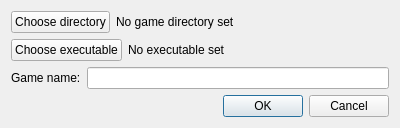
First picture: the form in addgamedialog.ui, repository FusionLauncher/FusionClient, before the edit.
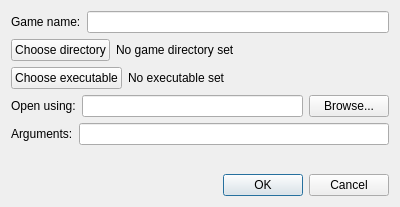
Second picture: the form after the edit.

Commit message: Added support for custom commands

The edit to the form file:
```diff
--- a/addgamedialog.ui
+++ b/addgamedialog.ui
@@ -7,7 +7,7 @@
     <x>0</x>
     <y>0</y>
     <width>400</width>
-    <height>114</height>
+    <height>207</height>
    </rect>
   </property>
   <property name="windowTitle">
@@ -15,6 +15,22 @@
   </property>
   <layout class="QVBoxLayout" name="verticalLayout">
    <item>
+    <layout class="QVBoxLayout" name="mainLayout">
+     <item>
+      <layout class="QHBoxLayout" name="gameNameBox">
+       <item>
+        <widget class="QLabel" name="gameNameLabel">
+         <property name="text">
+          <string>Game name:</string>
+         </property>
+        </widget>
+       </item>
+       <item>
+        <widget class="QLineEdit" name="gameNameEdit"/>
+       </item>
+      </layout>
+     </item>
+     <item>
     <layout class="QHBoxLayout" name="gameDirBox">
      <item>
       <widget class="QPushButton" name="chooseGameDirButton">
@@ -80,16 +96,39 @@
     </layout>
    </item>
    <item>
-    <layout class="QHBoxLayout" name="gameNameBox">
+      <layout class="QHBoxLayout" name="gameCommandLayout">
      <item>
-      <widget class="QLabel" name="gameNameLabel">
+        <widget class="QLabel" name="gameCommandLabel">
        <property name="text">
-        <string>Game name:</string>
+          <string>Open using:</string>
        </property>
       </widget>
      </item>
      <item>
-      <widget class="QLineEdit" name="gameNameEdit"/>
+        <widget class="QLineEdit" name="gameCommandEdit"/>
+       </item>
+       <item>
+        <widget class="QPushButton" name="gameCommandBrowse">
+         <property name="text">
+          <string>Browse...</string>
+         </property>
+        </widget>
+       </item>
+      </layout>
+     </item>
+     <item>
+      <layout class="QHBoxLayout" name="gameArgsLayout">
+       <item>
+        <widget class="QLabel" name="gameArgsLabel">
+         <property name="text">
+          <string>Arguments:</string>
+         </property>
+        </widget>
+       </item>
+       <item>
+        <widget class="QLineEdit" name="gameArgsEdit"/>
+       </item>
+      </layout>
      </item>
     </layout>
    </item>
```
Lines whose indentation alone changed are shown as unchanged. The commit also changes 3 other files.
